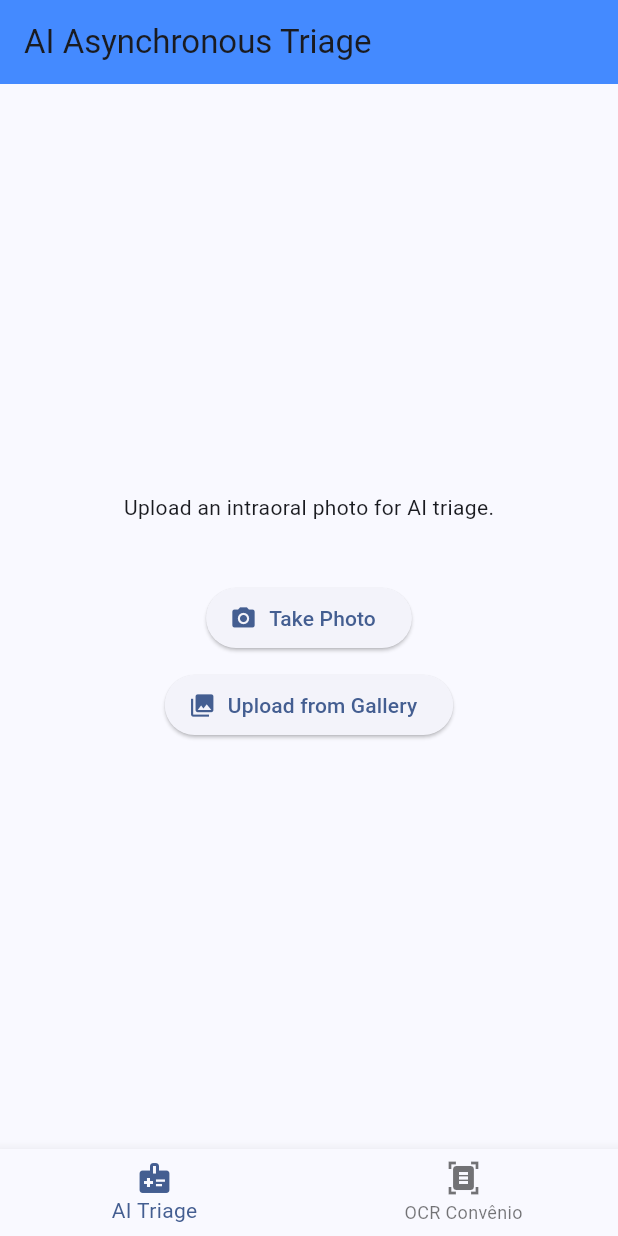
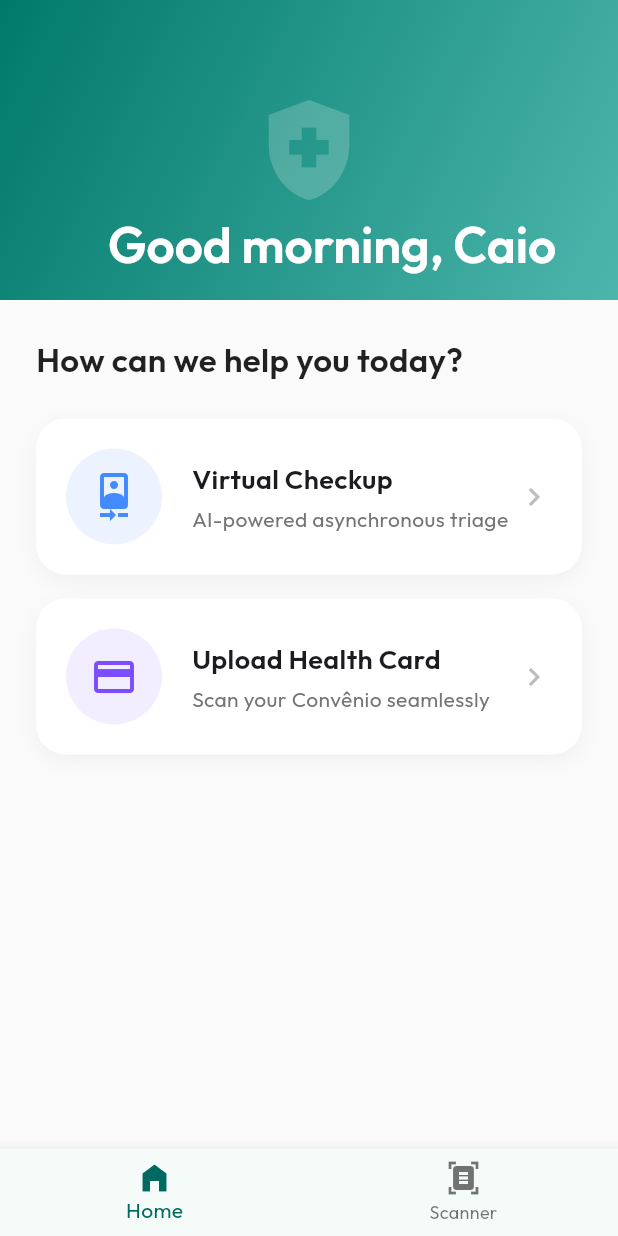
Before and after one commit to caiofrk/tooth-fairy, a Flutter app: the screen it shows after launch, on a phone screen of 412 x 824 dp. Run offline on Flutter 3.47's test engine with Material 3 defaults, Android fonts, the phone set to English and light mode, and no system bars; our stand-ins replace flutter_riverpod, google_fonts, image_picker, supabase_flutter; missing offline and left inert: record; accounts and stored records are empty.

Commit message:
feat: initialize frontend project with initial UI screens and essential dependencies

```diff
--- /dev/null
+++ b/frontend/lib/features/home/screens/home_screen.dart
@@ -0,0 +1,166 @@
+import 'package:flutter/material.dart';
+import 'package:google_fonts/google_fonts.dart';
+import '../../triage/screens/triage_instructions_screen.dart';
+
+class HomeScreen extends StatelessWidget {
+  const HomeScreen({Key? key}) : super(key: key);
+
+  @override
+  Widget build(BuildContext context) {
+    // A soft teal gradient for the header
+    final headerGradient = LinearGradient(
+      colors: [Colors.teal.shade700, Colors.teal.shade300],
+      begin: Alignment.topLeft,
+      end: Alignment.bottomRight,
+    );
+
+    return Scaffold(
+      backgroundColor: Colors.grey.shade50,
+      body: CustomScrollView(
+        slivers: [
+          SliverAppBar(
+            expandedHeight: 200.0,
+            floating: false,
+            pinned: true,
+            backgroundColor: Colors.teal.shade700,
+            flexibleSpace: FlexibleSpaceBar(
+              title: Text(
+                'Good morning, Caio',
+                style: GoogleFonts.outfit(
+                  fontWeight: FontWeight.w600,
+                  color: Colors.white,
+                ),
+              ),
+              background: Container(
+                decoration: BoxDecoration(
+                  gradient: headerGradient,
+                ),
+                child: Center(
+                  child: Icon(
+                    Icons.health_and_safety,
+                    size: 80,
+                    color: Colors.white.withOpacity(0.2),
+                  ),
+                ),
+              ),
+            ),
+          ),
+          SliverToBoxAdapter(
+            child: Padding(
+              padding: const EdgeInsets.all(24.0),
+              child: Column(
+                crossAxisAlignment: CrossAxisAlignment.start,
+                children: [
+                  Text(
+                    'How can we help you today?',
+                    style: GoogleFonts.outfit(
+                      fontSize: 22,
+                      fontWeight: FontWeight.w600,
+                      color: Colors.black87,
+                    ),
+                  ),
+                  const SizedBox(height: 24),
+                  _buildActionCard(
+                    context,
+                    title: 'Virtual Checkup',
+                    subtitle: 'AI-powered asynchronous triage',
+                    icon: Icons.camera_front,
+                    color: Colors.blueAccent,
+                    onTap: () {
+                      Navigator.push(
+                        context,
+                        MaterialPageRoute(
+                          builder: (context) => const TriageInstructionsScreen(),
+                        ),
+                      );
+                    },
+                  ),
+                  const SizedBox(height: 16),
+                  _buildActionCard(
+                    context,
+                    title: 'Upload Health Card',
+                    subtitle: 'Scan your Convênio seamlessly',
+                    icon: Icons.credit_card,
+                    color: Colors.deepPurpleAccent,
+                    onTap: () {
+                      // Navigate to OCR tab (index 1) handled via bottom nav,
+                      // but here we can just show a snackbar or use a global router.
+                      // For now, we will leave it as is or show a message.
+                      ScaffoldMessenger.of(context).showSnackBar(
+                        const SnackBar(content: Text('Use the OCR tab below!')),
+                      );
+                    },
+                  ),
+                ],
+              ),
+            ),
+          ),
+        ],
+      ),
+    );
+  }
+
+  Widget _buildActionCard(
+    BuildContext context, {
+    required String title,
+    required String subtitle,
+    required IconData icon,
+    required Color color,
+    required VoidCallback onTap,
+  }) {
+    return InkWell(
+      onTap: onTap,
+      borderRadius: BorderRadius.circular(20),
+      child: Container(
+        decoration: BoxDecoration(
+          color: Colors.white,
+          borderRadius: BorderRadius.circular(20),
+          boxShadow: [
+            BoxShadow(
+              color: Colors.black.withOpacity(0.04),
+              blurRadius: 10,
+              offset: const Offset(0, 4),
+            ),
+          ],
+        ),
+        padding: const EdgeInsets.all(20),
+        child: Row(
+          children: [
+            Container(
+              padding: const EdgeInsets.all(16),
+              decoration: BoxDecoration(
+                color: color.withOpacity(0.1),
+                shape: BoxShape.circle,
+              ),
+              child: Icon(icon, color: color, size: 32),
+            ),
+            const SizedBox(width: 20),
+            Expanded(
+              child: Column(
+                crossAxisAlignment: CrossAxisAlignment.start,
+                children: [
+                  Text(
+                    title,
+                    style: GoogleFonts.outfit(
+                      fontSize: 18,
+                      fontWeight: FontWeight.w600,
+                    ),
+                  ),
+                  const SizedBox(height: 4),
+                  Text(
+                    subtitle,
+                    style: TextStyle(
+                      color: Colors.grey.shade600,
+                      fontSize: 14,
+                    ),
+                  ),
+                ],
+              ),
+            ),
+            Icon(Icons.chevron_right, color: Colors.grey.shade400),
+          ],
+        ),
+      ),
+    );
+  }
+}
--- a/frontend/lib/main.dart
+++ b/frontend/lib/main.dart
@@ -1,8 +1,9 @@
 import 'package:flutter/material.dart';
 import 'package:flutter_riverpod/flutter_riverpod.dart';
 import 'package:supabase_flutter/supabase_flutter.dart';
-import 'features/triage/screens/triage_screen.dart';
+import 'features/home/screens/home_screen.dart';
 import 'features/ocr/screens/ocr_screen.dart';
+import 'package:google_fonts/google_fonts.dart';
 
 void main() async {
   WidgetsFlutterBinding.ensureInitialized();
@@ -28,8 +29,9 @@ class MyApp extends StatelessWidget {
     return MaterialApp(
       title: 'TOOTH FAIRY',
       theme: ThemeData(
-        colorScheme: ColorScheme.fromSeed(seedColor: Colors.blueAccent),
+        colorScheme: ColorScheme.fromSeed(seedColor: Colors.teal),
         useMaterial3: true,
+        textTheme: GoogleFonts.outfitTextTheme(Theme.of(context).textTheme),
       ),
       home: const MainNavigationScreen(),
     );
@@ -47,7 +49,7 @@ class _MainNavigationScreenState extends State<MainNavigationScreen> {
   int _selectedIndex = 0;
 
   final List<Widget> _screens = [
-    const TriageScreen(),
+    const HomeScreen(),
     const OcrScreen(),
   ];
 
@@ -64,12 +66,12 @@ class _MainNavigationScreenState extends State<MainNavigationScreen> {
         },
         items: const [
           BottomNavigationBarItem(
-            icon: Icon(Icons.medical_information),
-            label: 'AI Triage',
+            icon: Icon(Icons.home_filled),
+            label: 'Home',
           ),
           BottomNavigationBarItem(
             icon: Icon(Icons.document_scanner),
-            label: 'OCR Convênio',
+            label: 'Scanner',
           ),
         ],
       ),
--- a/frontend/pubspec.yaml
+++ b/frontend/pubspec.yaml
@@ -39,6 +39,8 @@ dependencies:
   go_router: ^17.3.0
   supabase_flutter: ^2.15.4
   image_picker: ^1.2.3
+  google_fonts: ^8.1.0
+  lottie: ^3.3.3
 
 dev_dependencies:
   flutter_test:
```
Also changed, not shown: frontend/lib/features/triage/screens/triage_instructions_screen.dart (added, +139 -0 lines), frontend/lib/features/triage/screens/triage_screen.dart (+77 -16 lines), frontend/pubspec.lock, 2 other files.
